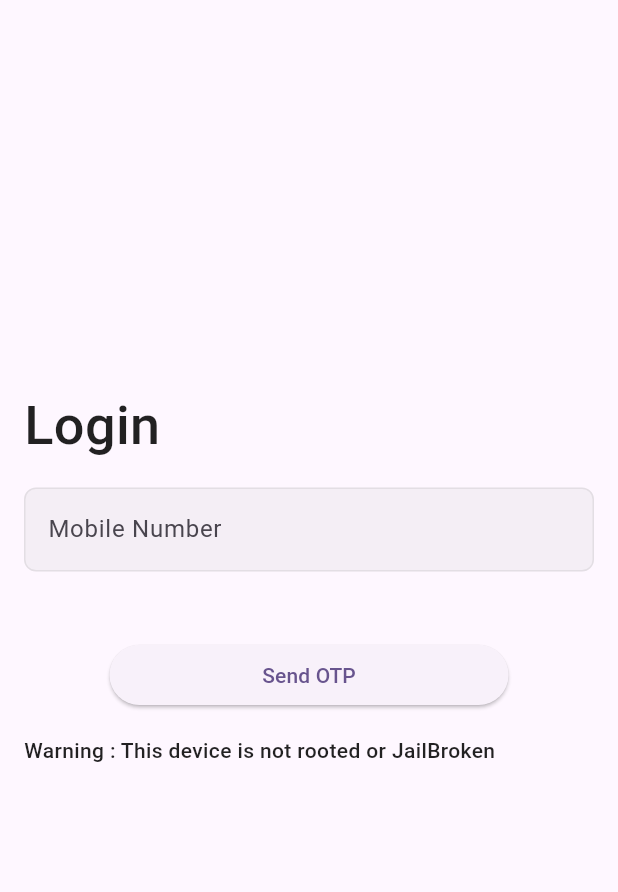
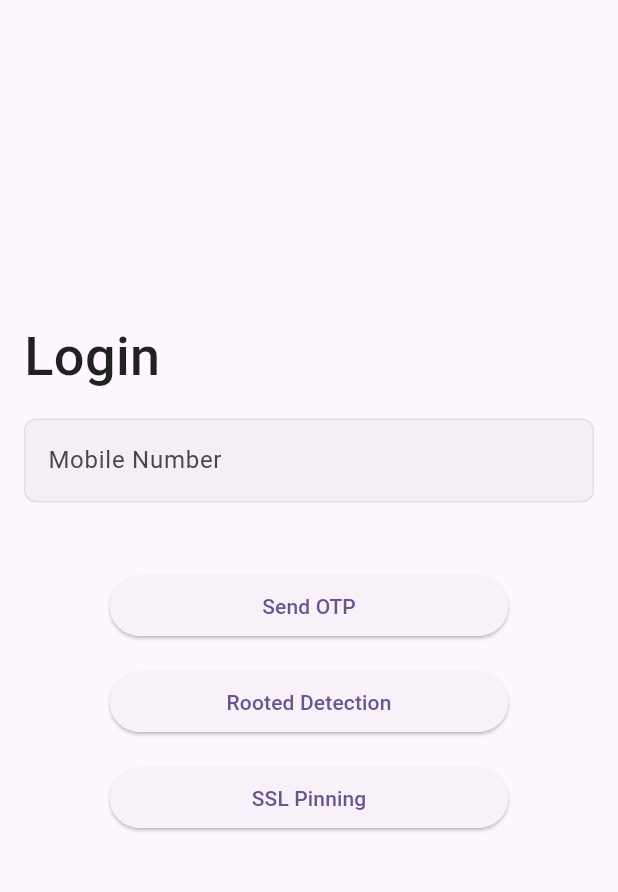
Before and after one commit to palashsethiya/machinetest, a Flutter app: the screen it shows after launch, on a phone screen of 412 x 824 dp, the part 84-976 px from its top. Run offline on Flutter 3.47's test engine with Material 3 defaults, Android fonts, the phone set to English and light mode, and no system bars; our stand-ins replace firebase_auth, firebase_core, fluttertoast; missing offline and left inert: flutter_jailbreak_detection; accounts and stored records are empty; project files that could hold a hidden picture were left out.

```diff
--- a/lib/screens/login_screen.dart
+++ b/lib/screens/login_screen.dart
@@ -22,20 +22,7 @@ class _LoginPageState extends State<LoginPage> {
   bool isLoading = false;
   bool visible = false;
   String errorMessage = "", verificationOTPId = "";
-  bool isRootedDevice = false;
   FirebaseAuth auth = FirebaseAuth.instance;
-
-  @override
-  void initState() {
-    super.initState();
-    Utils.isCheckDeviceRooted(context);
-    checkDeviceRooted();
-    apiService.callAPIUsingSSL();
-  }
-
-  checkDeviceRooted() async {
-    isRootedDevice = await FlutterJailbreakDetection.jailbroken;
-  }
 
   @override
   Widget build(BuildContext context) {
@@ -153,9 +140,30 @@ class _LoginPageState extends State<LoginPage> {
                     const SizedBox(
                       height: 16.0,
                     ),
-                    Text(
-                      "Warning : This device is ${isRootedDevice ? "" : "not"} rooted or JailBroken",
-                      style: const TextStyle(color: Colors.black87, fontSize: 14.0, fontWeight: FontWeight.w500),
+                    Align(
+                      alignment: Alignment.center,
+                      child: FractionallySizedBox(
+                          widthFactor: 0.7,
+                          child: ElevatedButton(
+                            child: const Text("Rooted Detection"),
+                            onPressed: () {
+                              Utils.isCheckDeviceRooted(context);
+                            },
+                          )),
+                    ),
+                    const SizedBox(
+                      height: 16.0,
+                    ),
+                    Align(
+                      alignment: Alignment.center,
+                      child: FractionallySizedBox(
+                          widthFactor: 0.7,
+                          child: ElevatedButton(
+                            child: const Text("SSL Pinning"),
+                            onPressed: () {
+                              apiService.callAPIUsingSSL();
+                            },
+                          )),
                     ),
                   ],
                 ),
--- a/lib/service/api_service.dart
+++ b/lib/service/api_service.dart
@@ -3,6 +3,7 @@ import 'dart:convert';
 import 'package:http/http.dart' as http;
 import 'package:machinetest/model/SuccessModel.dart';
 import 'package:machinetest/service/cert_reader.dart';
+import 'package:machinetest/utils/utils.dart';
 
 class ApiService {
   static const baseUrl = "https://uat-nftbe.metaspacechain.com/nftmarketplace/api/v1";
@@ -15,6 +16,7 @@ class ApiService {
     if (response.statusCode == 200) {
       return SuccessModel.fromJson(json.decode(response.body));
     } else {
+      Utils.showToast("Response ${response.body}");
       throw Error();
     }
   }
--- a/pubspec.yaml
+++ b/pubspec.yaml
@@ -23,6 +23,9 @@ dependencies:
   firebase_core: ^2.27.0
   firebase_auth: ^4.16.0
 
+  #toast
+  fluttertoast: ^8.2.5
+
 dev_dependencies:
   flutter_test:
     sdk: flutter
```
Also changed, not shown: lib/utils/utils.dart (+14 -3 lines), firebase.json, lib/firebase_options.dart, pubspec.lock, 2 other files.
